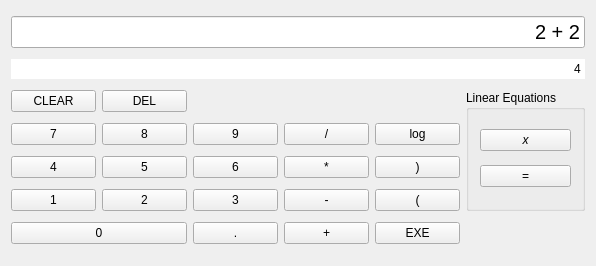
Before: the Qt Designer form src/qsimplecalc/frontend/MainWindow.ui in paglian/QSimpleCalc, drawn with Qt 5.
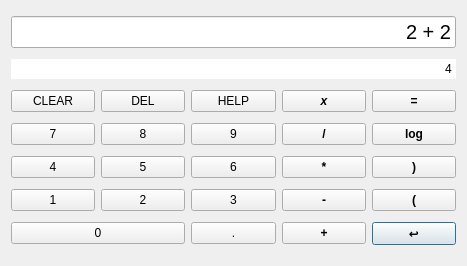
After: the same form once the commit is applied.

Commit message: Added help button. Added tooltips. Reordered buttons.

```diff
--- a/src/qsimplecalc/frontend/MainWindow.ui
+++ b/src/qsimplecalc/frontend/MainWindow.ui
@@ -6,7 +6,7 @@
    <rect>
     <x>0</x>
     <y>0</y>
-    <width>596</width>
+    <width>467</width>
     <height>266</height>
    </rect>
   </property>
@@ -15,142 +15,7 @@
   </property>
   <widget class="QWidget" name="centralWidget">
    <layout class="QGridLayout" name="gridLayout">
-    <item row="5" column="0">
-     <widget class="QPushButton" name="n7Button">
-      <property name="focusPolicy">
-       <enum>Qt::NoFocus</enum>
-      </property>
-      <property name="text">
-       <string>7</string>
-      </property>
-     </widget>
-    </item>
-    <item row="8" column="2">
-     <widget class="QPushButton" name="dotButton">
-      <property name="focusPolicy">
-       <enum>Qt::NoFocus</enum>
-      </property>
-      <property name="text">
-       <string>.</string>
-      </property>
-     </widget>
-    </item>
-    <item row="5" column="3">
-     <widget class="QPushButton" name="divButton">
-      <property name="focusPolicy">
-       <enum>Qt::NoFocus</enum>
-      </property>
-      <property name="text">
-       <string>/</string>
-      </property>
-     </widget>
-    </item>
-    <item row="7" column="2">
-     <widget class="QPushButton" name="n3Button">
-      <property name="focusPolicy">
-       <enum>Qt::NoFocus</enum>
-      </property>
-      <property name="text">
-       <string>3</string>
-      </property>
-     </widget>
-    </item>
-    <item row="1" column="0" colspan="6">
-     <widget class="QLineEdit" name="expText">
-      <property name="font">
-       <font>
-        <pointsize>15</pointsize>
-       </font>
-      </property>
-      <property name="text">
-       <string>2 + 2</string>
-      </property>
-      <property name="alignment">
-       <set>Qt::AlignRight|Qt::AlignTrailing|Qt::AlignVCenter</set>
-      </property>
-     </widget>
-    </item>
-    <item row="6" column="1">
-     <widget class="QPushButton" name="n5Button">
-      <property name="focusPolicy">
-       <enum>Qt::NoFocus</enum>
-      </property>
-      <property name="text">
-       <string>5</string>
-      </property>
-     </widget>
-    </item>
-    <item row="5" column="1">
-     <widget class="QPushButton" name="n8Button">
-      <property name="focusPolicy">
-       <enum>Qt::NoFocus</enum>
-      </property>
-      <property name="text">
-       <string>8</string>
-      </property>
-     </widget>
-    </item>
-    <item row="7" column="1">
-     <widget class="QPushButton" name="n2Button">
-      <property name="focusPolicy">
-       <enum>Qt::NoFocus</enum>
-      </property>
-      <property name="text">
-       <string>2</string>
-      </property>
-     </widget>
-    </item>
-    <item row="8" column="3">
-     <widget class="QPushButton" name="addButton">
-      <property name="focusPolicy">
-       <enum>Qt::NoFocus</enum>
-      </property>
-      <property name="text">
-       <string>+</string>
-      </property>
-     </widget>
-    </item>
-    <item row="6" column="4">
-     <widget class="QPushButton" name="cParButton">
-      <property name="focusPolicy">
-       <enum>Qt::NoFocus</enum>
-      </property>
-      <property name="text">
-       <string>)</string>
-      </property>
-     </widget>
-    </item>
-    <item row="7" column="0">
-     <widget class="QPushButton" name="n1Button">
-      <property name="focusPolicy">
-       <enum>Qt::NoFocus</enum>
-      </property>
-      <property name="text">
-       <string>1</string>
-      </property>
-     </widget>
-    </item>
-    <item row="6" column="3">
-     <widget class="QPushButton" name="multButton">
-      <property name="focusPolicy">
-       <enum>Qt::NoFocus</enum>
-      </property>
-      <property name="text">
-       <string>*</string>
-      </property>
-     </widget>
-    </item>
-    <item row="8" column="0" colspan="2">
-     <widget class="QPushButton" name="n0Button">
-      <property name="focusPolicy">
-       <enum>Qt::NoFocus</enum>
-      </property>
-      <property name="text">
-       <string>0</string>
-      </property>
-     </widget>
-    </item>
-    <item row="2" column="0" colspan="6">
+    <item row="2" column="0" colspan="5">
      <widget class="QLineEdit" name="resultText">
       <property name="enabled">
        <bool>true</bool>
@@ -172,18 +37,129 @@
       </property>
      </widget>
     </item>
-    <item row="6" column="0">
-     <widget class="QPushButton" name="n4Button">
+    <item row="5" column="1">
+     <widget class="QPushButton" name="delButton">
       <property name="focusPolicy">
        <enum>Qt::NoFocus</enum>
       </property>
       <property name="text">
-       <string>4</string>
+       <string>DEL</string>
+      </property>
+     </widget>
+    </item>
+    <item row="10" column="3">
+     <widget class="QPushButton" name="addButton">
+      <property name="font">
+       <font>
+        <weight>75</weight>
+        <bold>true</bold>
+       </font>
+      </property>
+      <property name="focusPolicy">
+       <enum>Qt::NoFocus</enum>
+      </property>
+      <property name="toolTip">
+       <string>Addition</string>
+      </property>
+      <property name="text">
+       <string>+</string>
+      </property>
+     </widget>
+    </item>
+    <item row="8" column="4">
+     <widget class="QPushButton" name="oParButton">
+      <property name="font">
+       <font>
+        <weight>75</weight>
+        <bold>true</bold>
+       </font>
+      </property>
+      <property name="focusPolicy">
+       <enum>Qt::NoFocus</enum>
+      </property>
+      <property name="toolTip">
+       <string>Close parentheses</string>
+      </property>
+      <property name="text">
+       <string>(</string>
+      </property>
+     </widget>
+    </item>
+    <item row="6" column="3">
+     <widget class="QPushButton" name="divButton">
+      <property name="font">
+       <font>
+        <weight>75</weight>
+        <bold>true</bold>
+       </font>
+      </property>
+      <property name="focusPolicy">
+       <enum>Qt::NoFocus</enum>
+      </property>
+      <property name="toolTip">
+       <string>Division</string>
+      </property>
+      <property name="text">
+       <string>/</string>
       </property>
      </widget>
     </item>
     <item row="5" column="4">
+     <widget class="QPushButton" name="eqButton">
+      <property name="font">
+       <font>
+        <weight>75</weight>
+        <bold>true</bold>
+       </font>
+      </property>
+      <property name="focusPolicy">
+       <enum>Qt::NoFocus</enum>
+      </property>
+      <property name="toolTip">
+       <string>Linear equation equality</string>
+      </property>
+      <property name="text">
+       <string>=</string>
+      </property>
+     </widget>
+    </item>
+    <item row="10" column="0" colspan="2">
+     <widget class="QPushButton" name="n0Button">
+      <property name="focusPolicy">
+       <enum>Qt::NoFocus</enum>
+      </property>
+      <property name="text">
+       <string>0</string>
+      </property>
+     </widget>
+    </item>
+    <item row="8" column="3">
+     <widget class="QPushButton" name="subsButton">
+      <property name="font">
+       <font>
+        <weight>75</weight>
+        <bold>true</bold>
+       </font>
+      </property>
+      <property name="focusPolicy">
+       <enum>Qt::NoFocus</enum>
+      </property>
+      <property name="toolTip">
+       <string>Substraction</string>
+      </property>
+      <property name="text">
+       <string>-</string>
+      </property>
+     </widget>
+    </item>
+    <item row="6" column="4">
      <widget class="QPushButton" name="logButton">
+      <property name="font">
+       <font>
+        <weight>75</weight>
+        <bold>true</bold>
+       </font>
+      </property>
       <property name="focusPolicy">
        <enum>Qt::NoFocus</enum>
       </property>
@@ -192,7 +168,7 @@
       </property>
      </widget>
     </item>
-    <item row="5" column="2">
+    <item row="6" column="2">
      <widget class="QPushButton" name="n9Button">
       <property name="focusPolicy">
        <enum>Qt::NoFocus</enum>
@@ -202,37 +178,164 @@
       </property>
      </widget>
     </item>
-    <item row="8" column="4">
-     <widget class="QPushButton" name="exeButton">
+    <item row="5" column="0">
+     <widget class="QPushButton" name="clButton">
       <property name="focusPolicy">
        <enum>Qt::NoFocus</enum>
       </property>
       <property name="text">
-       <string>EXE</string>
+       <string>CLEAR</string>
+      </property>
+     </widget>
+    </item>
+    <item row="1" column="0" colspan="5">
+     <widget class="QLineEdit" name="expText">
+      <property name="font">
+       <font>
+        <pointsize>15</pointsize>
+       </font>
+      </property>
+      <property name="text">
+       <string>2 + 2</string>
+      </property>
+      <property name="alignment">
+       <set>Qt::AlignRight|Qt::AlignTrailing|Qt::AlignVCenter</set>
+      </property>
+     </widget>
+    </item>
+    <item row="10" column="2">
+     <widget class="QPushButton" name="dotButton">
+      <property name="focusPolicy">
+       <enum>Qt::NoFocus</enum>
+      </property>
+      <property name="text">
+       <string>.</string>
+      </property>
+     </widget>
+    </item>
+    <item row="6" column="0">
+     <widget class="QPushButton" name="n7Button">
+      <property name="focusPolicy">
+       <enum>Qt::NoFocus</enum>
+      </property>
+      <property name="text">
+       <string>7</string>
+      </property>
+     </widget>
+    </item>
+    <item row="7" column="0">
+     <widget class="QPushButton" name="n4Button">
+      <property name="focusPolicy">
+       <enum>Qt::NoFocus</enum>
+      </property>
+      <property name="text">
+       <string>4</string>
+      </property>
+     </widget>
+    </item>
+    <item row="5" column="2">
+     <widget class="QPushButton" name="helpButton">
+      <property name="text">
+       <string>HELP</string>
+      </property>
+      <property name="shortcut">
+       <string>F1</string>
+      </property>
+     </widget>
+    </item>
+    <item row="8" column="0">
+     <widget class="QPushButton" name="n1Button">
+      <property name="focusPolicy">
+       <enum>Qt::NoFocus</enum>
+      </property>
+      <property name="text">
+       <string>1</string>
+      </property>
+     </widget>
+    </item>
+    <item row="8" column="2">
+     <widget class="QPushButton" name="n3Button">
+      <property name="focusPolicy">
+       <enum>Qt::NoFocus</enum>
+      </property>
+      <property name="text">
+       <string>3</string>
       </property>
      </widget>
     </item>
     <item row="7" column="3">
-     <widget class="QPushButton" name="subsButton">
+     <widget class="QPushButton" name="multButton">
+      <property name="font">
+       <font>
+        <weight>75</weight>
+        <bold>true</bold>
+       </font>
+      </property>
       <property name="focusPolicy">
        <enum>Qt::NoFocus</enum>
       </property>
       <property name="text">
-       <string>-</string>
+       <string>*</string>
       </property>
      </widget>
     </item>
     <item row="7" column="4">
-     <widget class="QPushButton" name="oParButton">
+     <widget class="QPushButton" name="cParButton">
+      <property name="font">
+       <font>
+        <weight>75</weight>
+        <bold>true</bold>
+       </font>
+      </property>
       <property name="focusPolicy">
        <enum>Qt::NoFocus</enum>
       </property>
       <property name="text">
-       <string>(</string>
+       <string>)</string>
       </property>
      </widget>
     </item>
-    <item row="6" column="2">
+    <item row="7" column="1">
+     <widget class="QPushButton" name="n5Button">
+      <property name="focusPolicy">
+       <enum>Qt::NoFocus</enum>
+      </property>
+      <property name="text">
+       <string>5</string>
+      </property>
+     </widget>
+    </item>
+    <item row="5" column="3">
+     <widget class="QPushButton" name="xButton">
+      <property name="font">
+       <font>
+        <weight>75</weight>
+        <italic>true</italic>
+        <bold>true</bold>
+       </font>
+      </property>
+      <property name="focusPolicy">
+       <enum>Qt::NoFocus</enum>
+      </property>
+      <property name="toolTip">
+       <string>Linear equation variable</string>
+      </property>
+      <property name="text">
+       <string>x</string>
+      </property>
+     </widget>
+    </item>
+    <item row="6" column="1">
+     <widget class="QPushButton" name="n8Button">
+      <property name="focusPolicy">
+       <enum>Qt::NoFocus</enum>
+      </property>
+      <property name="text">
+       <string>8</string>
+      </property>
+     </widget>
+    </item>
+    <item row="7" column="2">
      <widget class="QPushButton" name="n6Button">
       <property name="focusPolicy">
        <enum>Qt::NoFocus</enum>
@@ -242,58 +345,33 @@
       </property>
      </widget>
     </item>
-    <item row="4" column="0">
-     <widget class="QPushButton" name="clButton">
+    <item row="8" column="1">
+     <widget class="QPushButton" name="n2Button">
       <property name="focusPolicy">
        <enum>Qt::NoFocus</enum>
       </property>
       <property name="text">
-       <string>CLEAR</string>
+       <string>2</string>
       </property>
      </widget>
     </item>
-    <item row="4" column="1">
-     <widget class="QPushButton" name="delButton">
+    <item row="10" column="4">
+     <widget class="QPushButton" name="exeButton">
+      <property name="font">
+       <font>
+        <weight>75</weight>
+        <bold>true</bold>
+       </font>
+      </property>
       <property name="focusPolicy">
        <enum>Qt::NoFocus</enum>
       </property>
       <property name="text">
-       <string>DEL</string>
+       <string>↩</string>
       </property>
-     </widget>
-    </item>
-    <item row="4" column="5" rowspan="4">
-     <widget class="QGroupBox" name="linearEqBox">
-      <property name="title">
-       <string>Linear Equations</string>
+      <property name="default">
+       <bool>true</bool>
       </property>
-      <layout class="QGridLayout" name="gridLayout_2">
-       <item row="2" column="0">
-        <widget class="QPushButton" name="eqButton">
-         <property name="focusPolicy">
-          <enum>Qt::NoFocus</enum>
-         </property>
-         <property name="text">
-          <string>=</string>
-         </property>
-        </widget>
-       </item>
-       <item row="1" column="0">
-        <widget class="QPushButton" name="xButton">
-         <property name="font">
-          <font>
-           <italic>true</italic>
-          </font>
-         </property>
-         <property name="focusPolicy">
-          <enum>Qt::NoFocus</enum>
-         </property>
-         <property name="text">
-          <string>x</string>
-         </property>
-        </widget>
-       </item>
-      </layout>
      </widget>
     </item>
    </layout>
```
Left out of the diff: 9 changed lines with no effect on the pictures. The commit also changes 2 other files.
